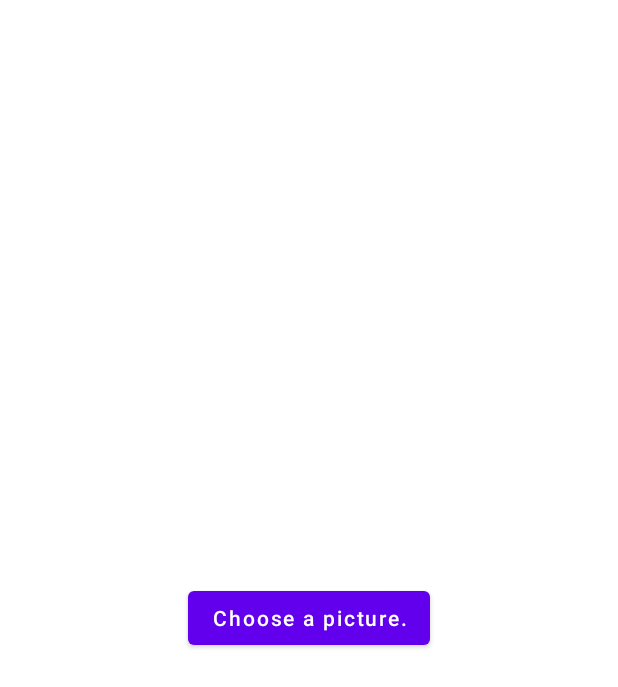
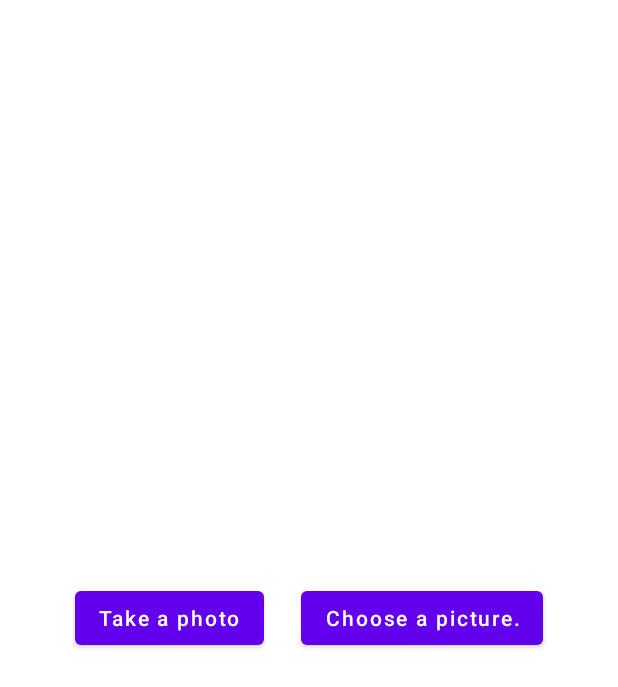
Before and after one commit to vasilievan/OpenHackaton, an Android app: the layout activity_main.xml on its own in the app's theme, with its tools: preview values and no code run, on a phone screen of 412 x 824 dp. Shown: the top 687 px of the screen. Run offline under Robolectric (Android 15) with nearby library versions, the phone set to English and light mode, and no system bars; network calls fail.

Commit message:
// taking photo was implemented.

```diff
--- a/app/src/main/res/layout/activity_main.xml
+++ b/app/src/main/res/layout/activity_main.xml
@@ -5,28 +5,45 @@
     android:layout_width="match_parent"
     android:layout_height="match_parent"
     tools:context=".view.MainActivity">
-
+    <RelativeLayout
+        android:layout_width="match_parent"
+        android:layout_height="match_parent"
+        app:layout_constraintBottom_toTopOf="parent"
+        app:layout_constraintLeft_toLeftOf="parent"
+        app:layout_constraintRight_toRightOf="parent"
+        app:layout_constraintTop_toTopOf="parent">
         <TextView
             android:id="@+id/indicator"
             android:layout_width="wrap_content"
             android:layout_height="wrap_content"
             android:text=""
-        app:layout_constraintBottom_toTopOf="@+id/chooseButton"
-        app:layout_constraintLeft_toLeftOf="parent"
-        app:layout_constraintRight_toRightOf="parent"
-        app:layout_constraintTop_toTopOf="parent" />
-
+            android:layout_centerHorizontal="true"
+            android:layout_margin="20sp"/>
+        <RelativeLayout
+            android:layout_centerHorizontal="true"
+            android:layout_centerVertical="true"
+            android:layout_width="wrap_content"
+            android:layout_height="wrap_content">
             <Button
+                android:layout_marginLeft="50sp"
+                android:layout_alignParentStart="true"
+                android:id="@+id/photoButton"
+                android:layout_width="wrap_content"
+                android:layout_height="wrap_content"
+                android:text="@string/take_a_photo"
+                android:textAllCaps="false"
+                android:onClick="takeAPhoto">
+            </Button>
+            <Button
+                android:layout_marginEnd="50sp"
+                android:layout_alignParentEnd="true"
                 android:id="@+id/chooseButton"
                 android:layout_width="wrap_content"
                 android:layout_height="wrap_content"
+                android:onClick="chosen"
                 android:text="@string/choose_a_picture"
-        android:textAllCaps="false"
-        android:onClick="chosen"
-        app:layout_constraintBottom_toBottomOf="parent"
-        app:layout_constraintLeft_toLeftOf="parent"
-        app:layout_constraintRight_toRightOf="parent"
-        app:layout_constraintTop_toTopOf="parent">
+                android:textAllCaps="false">
             </Button>
-
+        </RelativeLayout>
+    </RelativeLayout>
 </androidx.constraintlayout.widget.ConstraintLayout>
--- a/app/src/main/res/values/strings.xml
+++ b/app/src/main/res/values/strings.xml
@@ -1,4 +1,5 @@
 <resources>
     <string name="app_name">OpenHackaton</string>
     <string name="choose_a_picture">Choose a picture.</string>
+    <string name="take_a_photo">Take a photo</string>
 </resources>
--- /dev/null
+++ b/app/src/main/res/xml/file_paths.xml
@@ -0,0 +1,4 @@
+<?xml version="1.0" encoding="utf-8"?>
+<paths>
+    <external-path name="external_files" path="." />
+</paths>
```
Also changed, not shown: app/src/main/AndroidManifest.xml (+12 -2 lines), app/src/main/java/sudo/openhackaton/logic/Constants.kt (+7 -1 lines), app/src/main/java/sudo/openhackaton/logic/Logic.kt (+108 -10 lines), app/src/main/java/sudo/openhackaton/view/MainActivity.kt (+10 -20 lines). Lines whose indentation alone changed are shown as unchanged.
